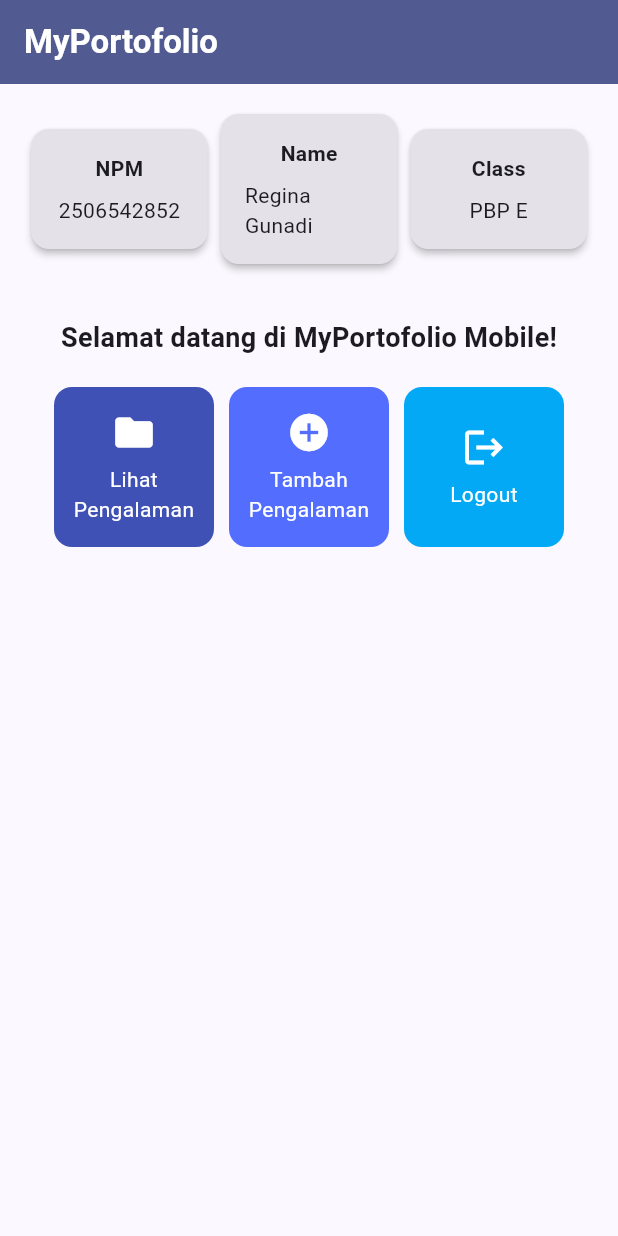
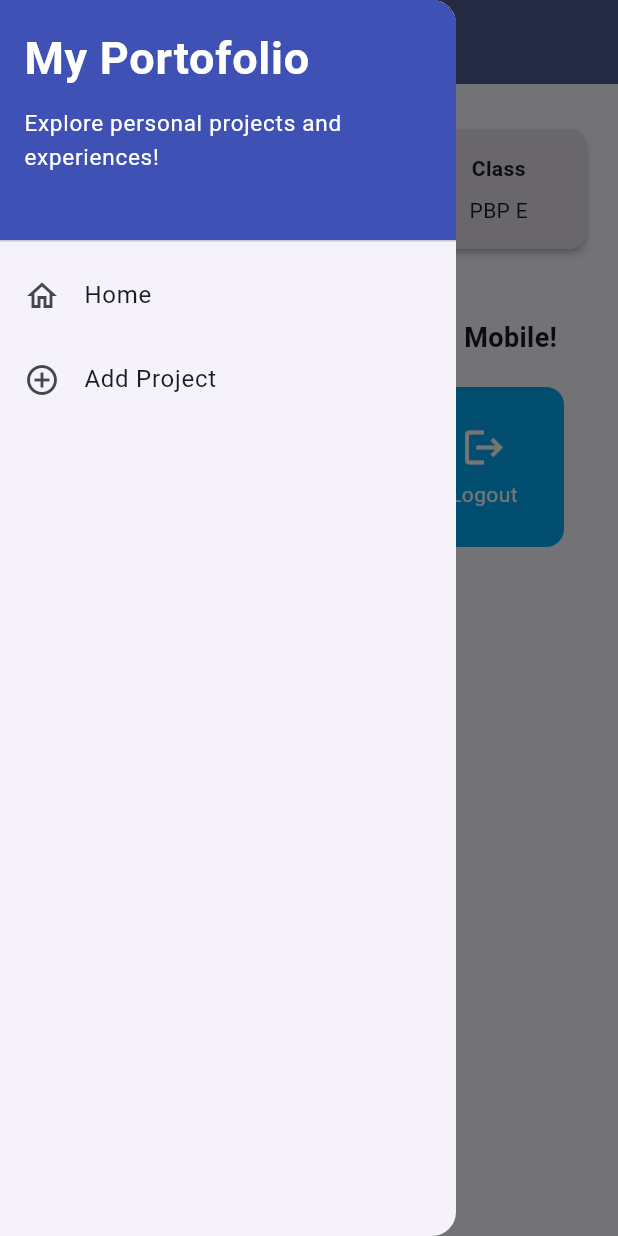
Before and after one commit to ReginaGunadi/myportofolio_mobile, a Flutter app: the screen it shows after launch, with the side drawer open (before the commit the screen has no drawer), on a phone screen of 412 x 824 dp. Run offline on Flutter 3.47's test engine with Material 3 defaults, Android fonts, the phone set to English and light mode, and no system bars; our stand-ins replace material_ui.

Commit message:
Tutorial 9: Flutter Navigation, Layouts, Forms and Input Elements

```diff
--- a/lib/main.dart
+++ b/lib/main.dart
@@ -1,5 +1,5 @@
-import 'package:flutter/material.dart';
-import 'package:myportofolio_mobile/menu.dart';
+import 'package:material_ui/material_ui.dart';
+import 'package:myportofolio_mobile/screens/menu.dart';
 
 void main() {
   runApp(const MyApp());
--- a/lib/menu.dart
+++ b/lib/screens/menu.dart
@@ -1,4 +1,6 @@
-import 'package:flutter/material.dart';
+import 'package:material_ui/material_ui.dart';
+import 'package:myportofolio_mobile/widgets/left_drawer.dart';
+import 'package:myportofolio_mobile/widgets/project_card.dart';
 
 class MyHomePage extends StatelessWidget {
   MyHomePage({super.key});
@@ -15,12 +17,6 @@ class MyHomePage extends StatelessWidget {
   final String nama = "Regina Gunadi";
   final String kelas = "PBP E";
 
-  final List<ItemHomepage> items = [
-    ItemHomepage("Lihat Pengalaman", Icons.folder, Colors.indigo),
-    ItemHomepage("Tambah Pengalaman", Icons.add_circle, Colors.indigoAccent),
-    ItemHomepage("Logout", Icons.logout, Colors.lightBlue),
-  ];
-
   @override
   Widget build(BuildContext context) {
     // Scaffold menyediakan struktur visual dasar halaman (AppBar, Body, SnackBar).
@@ -29,13 +25,11 @@ class MyHomePage extends StatelessWidget {
       appBar: AppBar(
         title: const Text(
           'MyPortofolio',
-          style: TextStyle(
-            color: Colors.white,
-            fontWeight: FontWeight.bold,
-          ),
+          style: TextStyle(color: Colors.white, fontWeight: FontWeight.bold),
         ),
         backgroundColor: Theme.of(context).colorScheme.primary,
       ),
+      drawer: const LeftDrawer(),
       // Body halaman utama dengan padding di sekelilingnya.
       body: Padding(
         padding: const EdgeInsets.all(16.0),
@@ -92,7 +86,6 @@ class MyHomePage extends StatelessWidget {
   }
 }
 
-
 class InfoCard extends StatelessWidget {
   // Kartu informasi yang menampilkan judul (title) dan isi (content).
   final String title;
@@ -113,10 +106,7 @@ class InfoCard extends StatelessWidget {
         // Menyusun teks title dan content secara vertikal.
         child: Column(
           children: [
-            Text(
-              title,
-              style: const TextStyle(fontWeight: FontWeight.bold),
-            ),
+            Text(title, style: const TextStyle(fontWeight: FontWeight.bold)),
             const SizedBox(height: 8.0),
             Text(content),
           ],
@@ -125,60 +115,3 @@ class InfoCard extends StatelessWidget {
     );
   }
 }
-
-
-class ItemHomepage {
-  final String name;
-  final IconData icon;
-  final Color color;
-
-  ItemHomepage(this.name, this.icon, this.color);
-}
-
-
-class ItemCard extends StatelessWidget {
-  final ItemHomepage item;
-
-  const ItemCard(this.item, {super.key});
-
-  @override
-  Widget build(BuildContext context) {
-    return Material(
-      // Menggunakan warna sekunder dari skema tema aplikasi.
-      color: item.color,
-      borderRadius: BorderRadius.circular(12),
-      child: InkWell(
-        // Aksi ketika kartu ditekan oleh pengguna.
-        onTap: () {
-          // Menampilkan SnackBar dengan pesan interaktif.
-          ScaffoldMessenger.of(context)
-            ..hideCurrentSnackBar()
-            ..showSnackBar(
-              SnackBar(content: Text("Kamu telah menekan tombol ${item.name}!"))
-            );
-        },
-        child: Container(
-          padding: const EdgeInsets.all(8),
-          child: Center(
-            child: Column(
-              mainAxisAlignment: MainAxisAlignment.center,
-              children: [
-                Icon(
-                  item.icon,
-                  color: Colors.white,
-                  size: 30.0,
-                ),
-                const Padding(padding: EdgeInsets.all(3)),
-                Text(
-                  item.name,
-                  textAlign: TextAlign.center,
-                  style: const TextStyle(color: Colors.white),
-                ),
-              ],
-            ),
-          ),
-        ),
-      ),
-    );
-  }
-}
--- /dev/null
+++ b/lib/widgets/left_drawer.dart
@@ -0,0 +1,60 @@
+import 'package:material_ui/material_ui.dart';
+import 'package:myportofolio_mobile/screens/menu.dart';
+import 'package:myportofolio_mobile/screens/project_form.dart';
+
+class LeftDrawer extends StatelessWidget {
+  const LeftDrawer({super.key});
+
+  @override
+  Widget build(BuildContext context) {
+    return Drawer(
+      child: ListView(
+        children: [
+          const DrawerHeader(
+            decoration: BoxDecoration(color: Colors.indigo),
+            child: Column(
+              crossAxisAlignment: CrossAxisAlignment.start,
+              children: [
+                Text(
+                  'My Portofolio',
+                  style: TextStyle(
+                    fontSize: 30,
+                    fontWeight: FontWeight.bold,
+                    color: Colors.white,
+                  ),
+                ),
+                SizedBox(height: 10),
+                Text(
+                  'Explore personal projects and experiences!',
+                  style: TextStyle(fontSize: 15, color: Colors.white),
+                ),
+              ],
+            ),
+          ),
+          ListTile(
+            leading: const Icon(Icons.home_outlined),
+            title: const Text('Home'),
+            onTap: () {
+              Navigator.pushReplacement(
+                context,
+                MaterialPageRoute(builder: (context) => MyHomePage()),
+              );
+            },
+          ),
+          ListTile(
+            leading: const Icon(Icons.add_circle_outline),
+            title: const Text('Add Project'),
+            onTap: () {
+              Navigator.push(
+                context,
+                MaterialPageRoute(
+                  builder: (context) => const ProjectFormPage(),
+                ),
+              );
+            },
+          ),
+        ],
+      ),
+    );
+  }
+}
--- /dev/null
+++ b/lib/widgets/project_card.dart
@@ -0,0 +1,68 @@
+import 'package:material_ui/material_ui.dart';
+import 'package:myportofolio_mobile/screens/project_form.dart';
+
+final List<ItemHomepage> items = [
+  ItemHomepage("Lihat Proyek", Icons.folder, Colors.indigo),
+  ItemHomepage("Tambah Proyek", Icons.add_circle, Colors.indigoAccent),
+  ItemHomepage("Logout", Icons.logout, Colors.lightBlue),
+];
+
+class ItemHomepage {
+  final String name;
+  final IconData icon;
+  final Color color;
+
+  ItemHomepage(this.name, this.icon, this.color);
+}
+
+class ItemCard extends StatelessWidget {
+  final ItemHomepage item;
+
+  const ItemCard(this.item, {super.key});
+
+  @override
+  Widget build(BuildContext context) {
+    return Material(
+      // Menggunakan warna sekunder dari skema tema aplikasi.
+      color: item.color,
+      borderRadius: BorderRadius.circular(12),
+      child: InkWell(
+        // Aksi ketika kartu ditekan oleh pengguna.
+        onTap: () {
+          // Menampilkan SnackBar dengan pesan interaktif.
+          ScaffoldMessenger.of(context)
+            ..hideCurrentSnackBar()
+            ..showSnackBar(
+              SnackBar(
+                content: Text("Kamu telah menekan tombol ${item.name}!"),
+              ),
+            );
+
+          if (item.name == "Tambah Proyek") {
+            Navigator.push(
+              context,
+              MaterialPageRoute(builder: (context) => const ProjectFormPage()),
+            );
+          }
+        },
+        child: Container(
+          padding: const EdgeInsets.all(8),
+          child: Center(
+            child: Column(
+              mainAxisAlignment: MainAxisAlignment.center,
+              children: [
+                Icon(item.icon, color: Colors.white, size: 30.0),
+                const Padding(padding: EdgeInsets.all(3)),
+                Text(
+                  item.name,
+                  textAlign: TextAlign.center,
+                  style: const TextStyle(color: Colors.white),
+                ),
+              ],
+            ),
+          ),
+        ),
+      ),
+    );
+  }
+}
--- a/pubspec.yaml
+++ b/pubspec.yaml
@@ -34,6 +34,7 @@ dependencies:
   # The following adds the Cupertino Icons font to your application.
   # Use with the CupertinoIcons class for iOS style icons.
   cupertino_icons: ^1.0.8
+  material_ui: ^1.11.0
 
 dev_dependencies:
   flutter_test:
```
Also changed, not shown: lib/screens/project_form.dart (added, +217 -0 lines), pubspec.lock.
